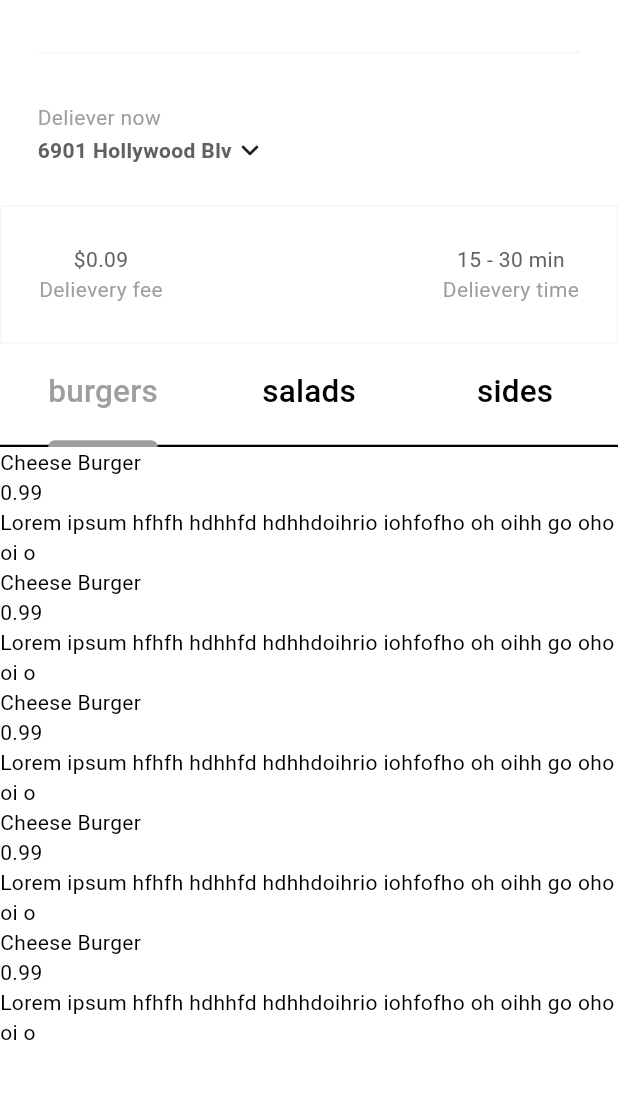
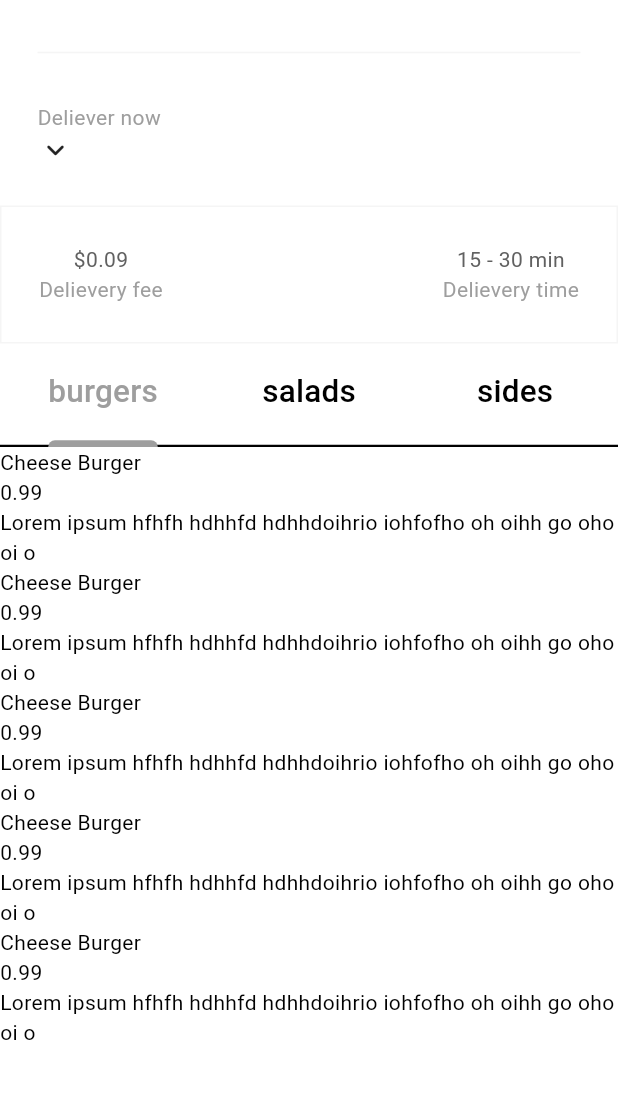
Before and after one commit to ritik6559/food-delievery-app, a Flutter app: the screen it shows once a user with an empty profile is signed in, on a phone screen of 412 x 824 dp, the part 63-1162 px from its top. Run offline on Flutter 3.47's test engine with Material 3 defaults, Android fonts, the phone set to English and light mode, and no system bars; our stand-ins replace cloud_firestore, firebase_auth, firebase_core, flutter_credit_card; accounts and stored records are empty.

Commit message:
adding delievery location feature

```diff
--- a/lib/components/my_current_location.dart
+++ b/lib/components/my_current_location.dart
@@ -1,4 +1,6 @@
 import 'package:flutter/material.dart';
+import 'package:fooddelieveryapp/model/restaurant.dart';
+import 'package:provider/provider.dart';
 
 class MyCurrentLocation extends StatelessWidget {
   const MyCurrentLocation({super.key});
@@ -8,7 +10,7 @@ class MyCurrentLocation extends StatelessWidget {
       context: context,
       builder: (context) {
         return AlertDialog(
-          title:const Text(
+          title: const Text(
             "Your location",
           ),
           content: const TextField(
@@ -51,11 +53,16 @@ class MyCurrentLocation extends StatelessWidget {
             child: Row(
               children: [
                 //address
-                Text(
-                  "6901 Hollywood Blv",
-                  style: TextStyle(
-                      color: Theme.of(context).colorScheme.inversePrimary,
-                      fontWeight: FontWeight.bold),
+                Consumer<Restaurant>(
+                  builder: (context, restaurant, child) {
+                    return Text(
+                      restaurant.delieveryAddress,
+                      style: TextStyle(
+                        color: Theme.of(context).colorScheme.inversePrimary,
+                        fontWeight: FontWeight.bold
+                      ),
+                    );
+                  },
                 ),
 
                 //drop down menu
--- a/lib/model/restaurant.dart
+++ b/lib/model/restaurant.dart
@@ -338,6 +338,17 @@ class Restaurant extends ChangeNotifier {
   List<Food> get menu => _menu;
   List<CartItem> get getCart => _cart;
 
+  //delievery address
+  String _delieveryAddress = '';
+
+  String get delieveryAddress => _delieveryAddress;
+
+  //update address
+  void updateDelieveryAddress(String newAddress) {
+    _delieveryAddress = newAddress;
+    notifyListeners();
+  }
+
   /*
 
   O P E R A T I O N S
```
